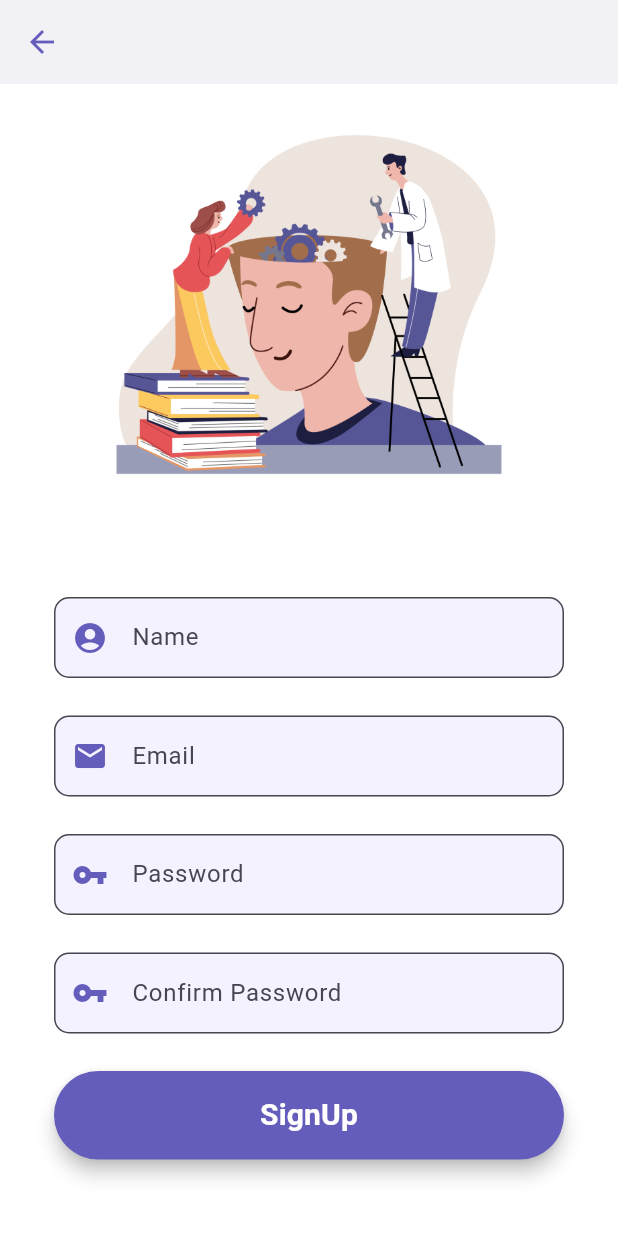
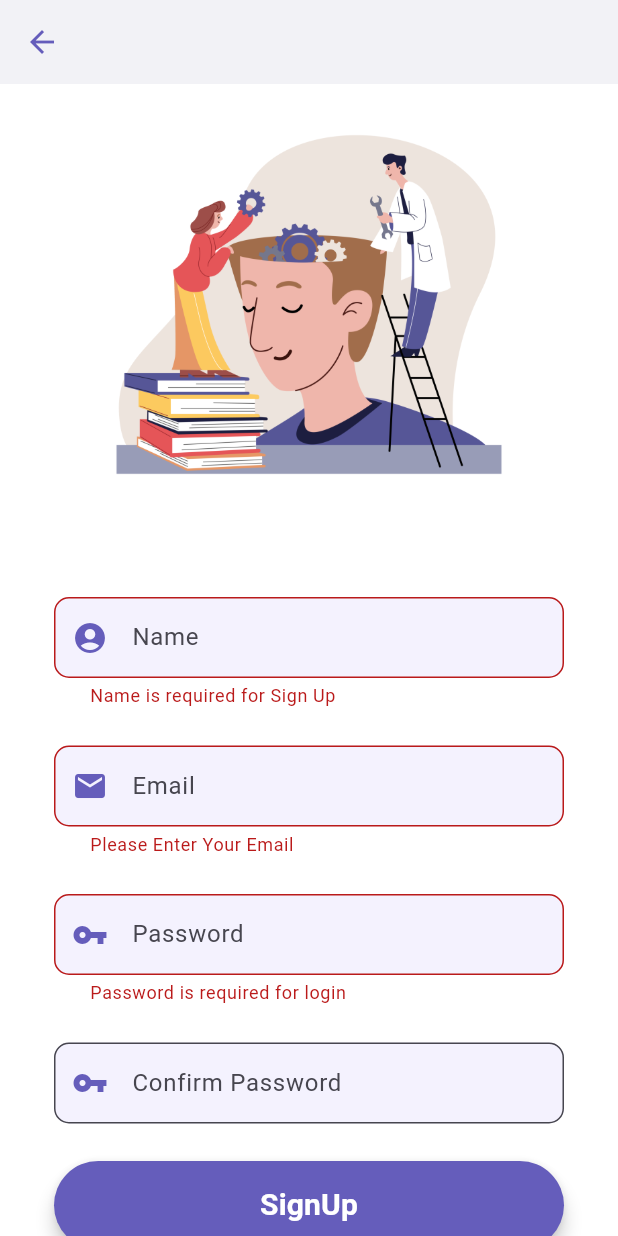
Before and after one commit to khushisinha20/serenity, a Flutter app: the RegistrationScreen screen opened directly, scrolled down 39 dp, after a tap on "SignUp", on a phone screen of 412 x 824 dp. Run offline on Flutter 3.47's test engine with Material 2 defaults, Android fonts, the phone set to English and light mode, and no system bars; our stand-ins replace cloud_firestore, firebase_auth, firebase_core, fluttertoast; accounts and stored records are empty.

```diff
--- /dev/null
+++ b/lib/model/user_model.dart
@@ -0,0 +1,25 @@
+class UserModel {
+  String? uid;
+  String? email;
+  String? name;
+
+  UserModel({this.uid, this.email, this.name});
+
+  //receiving data from server
+  factory UserModel.fromMap(map) {
+    return UserModel(
+      uid: map['uid'],
+      email: map['email'],
+      name: map['name'],
+    );
+  }
+
+  //sending data to server
+  Map<String, dynamic> toMap() {
+    return {
+      'uid': uid,
+      'email': email,
+      'name': name,
+    };
+  }
+}
--- a/lib/screens/registration_screen.dart
+++ b/lib/screens/registration_screen.dart
@@ -1,4 +1,9 @@
+import 'package:cloud_firestore/cloud_firestore.dart';
+import 'package:firebase_auth/firebase_auth.dart';
 import 'package:flutter/material.dart';
+import 'package:fluttertoast/fluttertoast.dart';
+import 'package:serenity/model/user_model.dart';
+import 'package:serenity/screens/home_screen.dart';
 
 class RegistrationScreen extends StatefulWidget {
   const RegistrationScreen({super.key});
@@ -8,6 +13,8 @@ class RegistrationScreen extends StatefulWidget {
 }
 
 class _RegistrationScreenState extends State<RegistrationScreen> {
+  final _auth = FirebaseAuth.instance;
+
   //form key
   final _formKey = GlobalKey<FormState>();
 
@@ -23,7 +30,15 @@ class _RegistrationScreenState extends State<RegistrationScreen> {
       autofocus: false,
       controller: nameEditingController,
       keyboardType: TextInputType.name,
-      //validator: () {},
+      validator: (value) {
+        RegExp regex = new RegExp(r'^.{3,}$');
+        if (value!.isEmpty) {
+          return ("Name is required for Sign Up");
+        }
+        if (!regex.hasMatch(value)) {
+          return ("Minimum 3 characters");
+        }
+      },
       onSaved: (value) {
         nameEditingController.text = value!;
       },
@@ -46,7 +61,16 @@ class _RegistrationScreenState extends State<RegistrationScreen> {
       autofocus: false,
       controller: emailEditingController,
       keyboardType: TextInputType.emailAddress,
-      //validator: () {},
+      validator: (value) {
+        if (value!.isEmpty) {
+          return ("Please Enter Your Email");
+        }
+        //regular expression for email verification
+        if (!RegExp("^[a-zA-Z0-9+_.-]+@[a-zA-Z0-9.-]+.[a-z]").hasMatch(value)) {
+          return ("Please Enter a valid email");
+        }
+        return null;
+      },
       onSaved: (value) {
         emailEditingController.text = value!;
       },
@@ -70,7 +94,15 @@ class _RegistrationScreenState extends State<RegistrationScreen> {
       autofocus: false,
       controller: passwordEditingController,
       obscureText: true,
-      //validator: () {},
+      validator: (value) {
+        RegExp regex = new RegExp(r'^.{6,}$');
+        if (value!.isEmpty) {
+          return ("Password is required for login");
+        }
+        if (!regex.hasMatch(value)) {
+          return ("Minimum 6 characters");
+        }
+      },
       onSaved: (value) {
         passwordEditingController.text = value!;
       },
@@ -94,7 +126,13 @@ class _RegistrationScreenState extends State<RegistrationScreen> {
       autofocus: false,
       controller: confirmPasswordEditingController,
       obscureText: true,
-      //validator: () {},
+      validator: (value) {
+        if (passwordEditingController.text !=
+            confirmPasswordEditingController.text) {
+          return ("Password doesn't match");
+        }
+        return null;
+      },
       onSaved: (value) {
         confirmPasswordEditingController.text = value!;
       },
@@ -121,7 +159,9 @@ class _RegistrationScreenState extends State<RegistrationScreen> {
       //color: Color.fromRGBO(86, 86, 151, 255),
       color: Color.fromRGBO(101, 93, 187, 1),
       child: MaterialButton(
-        onPressed: () {},
+        onPressed: () {
+          signUp(emailEditingController.text, passwordEditingController.text);
+        },
         child: Text(
           'SignUp',
           textAlign: TextAlign.center,
@@ -199,4 +239,40 @@ class _RegistrationScreenState extends State<RegistrationScreen> {
       ),
     );
   }
+
+  void signUp(String email, String password) async {
+    if (_formKey.currentState!.validate()) {
+      await _auth
+          .createUserWithEmailAndPassword(email: email, password: password)
+          .then((value) => {postDetailsToFirestore()})
+          .catchError((e) {
+        Fluttertoast.showToast(msg: e!.message);
+      });
+    }
+  }
+
+  postDetailsToFirestore() async {
+    //calling our firestore
+    FirebaseFirestore firebaseFirestore = FirebaseFirestore.instance;
+    User? user = _auth.currentUser;
+
+    //calling usermodel
+    UserModel userModel = UserModel();
+
+    userModel.email = user!.email;
+    userModel.uid = user.uid;
+    userModel.name = nameEditingController.text;
+
+    await firebaseFirestore
+        .collection("users")
+        .doc(user.uid)
+        .set(userModel.toMap());
+
+    Fluttertoast.showToast(msg: "Account created successfully!");
+
+    Navigator.pushAndRemoveUntil(
+        context,
+        MaterialPageRoute(builder: (context) => HomeScreen()),
+        (route) => false);
+  }
 }
```
